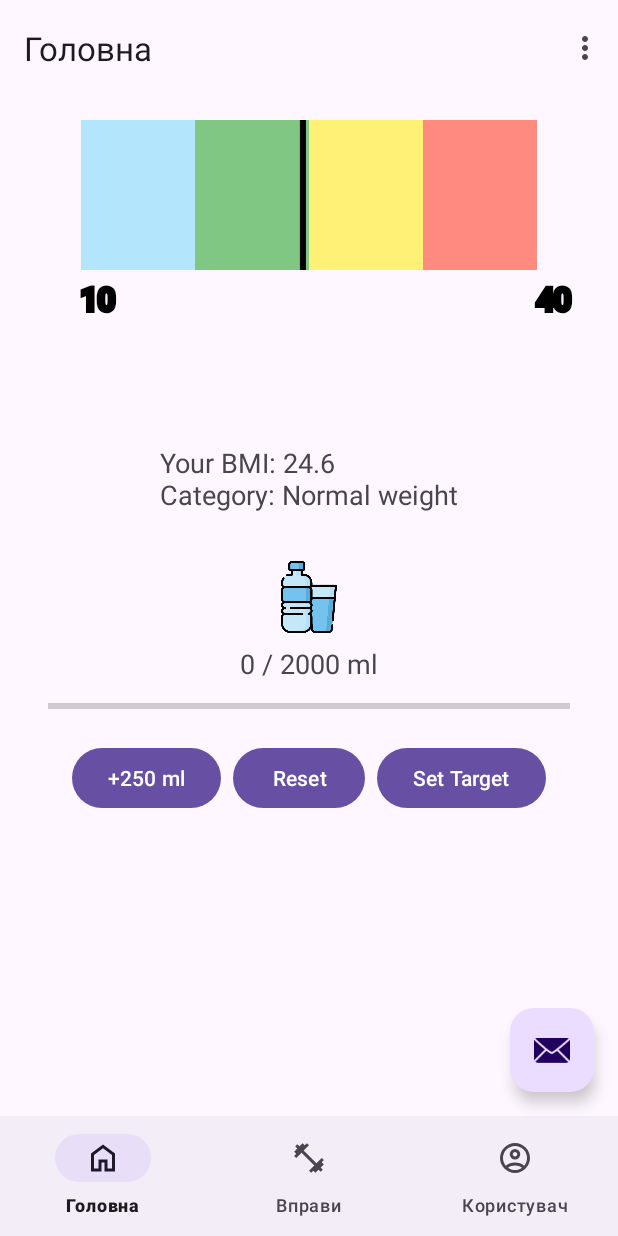
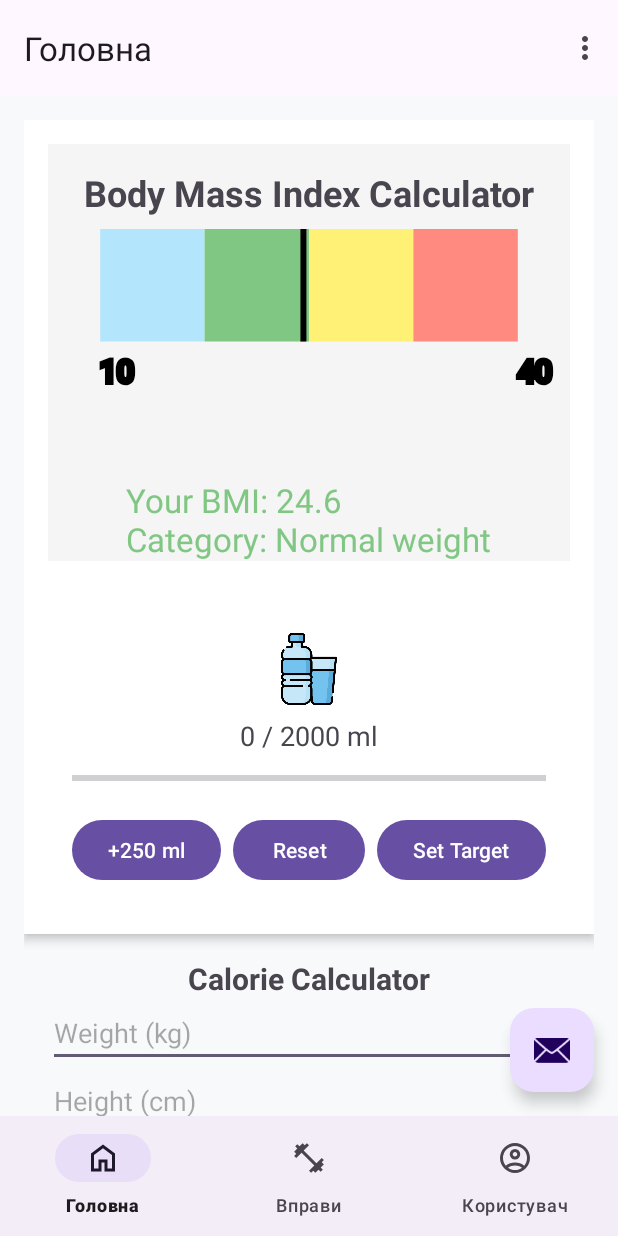
Before and after one commit to kostya-yesypenko/WorkoutApp, an Android app: the screen it shows after launch (MainActivity), on a phone screen of 412 x 824 dp. Run offline under Robolectric (Android 15) with nearby library versions, the phone set to English and light mode, and no system bars; our stand-ins replace navigation-ui.

Commit message:
save progress before pulling

```diff
--- a/app/src/main/java/com/example/kursovavavaaa/ui/fragments/BMICalculatorFragment.kt
+++ b/app/src/main/java/com/example/kursovavavaaa/ui/fragments/BMICalculatorFragment.kt
@@ -4,7 +4,9 @@ import android.os.Bundle
 import android.view.LayoutInflater
 import android.view.View
 import android.view.ViewGroup
+import androidx.core.content.ContextCompat
 import androidx.fragment.app.Fragment
+import com.example.kursovavavaaa.R
 import com.example.kursovavavaaa.databinding.FragmentBmiCalculatorBinding
 
 class BMICalculatorFragment : Fragment() {
@@ -27,12 +29,14 @@ class BMICalculatorFragment : Fragment() {
 
         val bmi = calculateBMI(weight, height)
         val category = getBMICategory(bmi)
+        val color = getCategoryColor(bmi)
 
         // Update BMIScaleView
         binding.bmiScaleView.setBmiValue(bmi)
 
-        // Update result text
+        // Update result text and set its color
         binding.textViewBmiInfo.text = "Your BMI: $bmi\nCategory: $category"
+        binding.textViewBmiInfo.setTextColor(ContextCompat.getColor(requireContext(), color))
     }
 
     private fun calculateBMI(weight: Float, height: Float): Float {
@@ -48,6 +52,15 @@ class BMICalculatorFragment : Fragment() {
         }
     }
 
+    private fun getCategoryColor(bmi: Float): Int {
+        return when {
+            bmi < 18.5 -> R.color.underweightColor // Light blue
+            bmi in 18.5..24.9 -> R.color.normalColor // Light green
+            bmi in 25.0..29.9 -> R.color.overweightColor // Yellow
+            else -> R.color.obesityColor // Red
+        }
+    }
+
     override fun onDestroyView() {
         super.onDestroyView()
         _binding = null
--- /dev/null
+++ b/app/src/main/java/com/example/kursovavavaaa/ui/fragments/CalorieCalculatorFragment.kt
@@ -0,0 +1,71 @@
+package com.example.kursovavavaaa.ui.fragments
+
+import android.os.Bundle
+import android.view.LayoutInflater
+import android.view.View
+import android.view.ViewGroup
+import android.widget.AdapterView
+import android.widget.ArrayAdapter
+import androidx.fragment.app.Fragment
+import com.example.kursovavavaaa.R
+import com.example.kursovavavaaa.databinding.FragmentCalorieCalculatorBinding
+
+class CalorieCalculatorFragment : Fragment() {
+    private var _binding: FragmentCalorieCalculatorBinding? = null
+    private val binding get() = _binding!!
+
+    override fun onCreateView(
+        inflater: LayoutInflater, container: ViewGroup?,
+        savedInstanceState: Bundle?
+    ): View {
+        _binding = FragmentCalorieCalculatorBinding.inflate(inflater, container, false)
+        return binding.root
+    }
+
+    override fun onViewCreated(view: View, savedInstanceState: Bundle?) {
+        super.onViewCreated(view, savedInstanceState)
+
+        binding.buttonCalculateCalories.setOnClickListener {
+            calculateCalories()
+        }
+    }
+
+    private fun calculateCalories() {
+        val weight = binding.editTextWeight.text.toString().toFloatOrNull()
+        val height = binding.editTextHeight.text.toString().toFloatOrNull()
+        val age = binding.editTextAge.text.toString().toIntOrNull()
+
+        if (weight != null && height != null && age != null) {
+            val bmr = 10 * weight + 6.25 * height - 5 * age + 5 // Для чоловіків
+
+            val activityMultiplier = when (binding.radioGroupActivityLevel.checkedRadioButtonId) {
+                R.id.radioButtonSedentary -> 1.2
+                R.id.radioButtonLightlyActive -> 1.375
+                R.id.radioButtonModeratelyActive -> 1.55
+                R.id.radioButtonVeryActive -> 1.725
+                R.id.radioButtonExtraActive -> 1.9
+                else -> 1.2 // Default
+            }
+
+            val maintenanceCalories = bmr * activityMultiplier
+            val weightLossCalories = maintenanceCalories - 500
+            val weightGainCalories = maintenanceCalories + 500
+
+            binding.textViewResults.text = """
+                Maintenance: ${maintenanceCalories.toInt()} kcal/day
+                Weight Loss: ${weightLossCalories.toInt()} kcal/day
+                Weight Gain: ${weightGainCalories.toInt()} kcal/day
+            """.trimIndent()
+
+            binding.textViewResults.visibility = View.VISIBLE
+        } else {
+            binding.textViewResults.text = "Please fill in all fields."
+            binding.textViewResults.visibility = View.VISIBLE
+        }
+    }
+
+    override fun onDestroyView() {
+        super.onDestroyView()
+        _binding = null
+    }
+}
--- a/app/src/main/res/layout/fragment_bmi_calculator.xml
+++ b/app/src/main/res/layout/fragment_bmi_calculator.xml
@@ -3,13 +3,30 @@
     xmlns:android="http://schemas.android.com/apk/res/android"
     xmlns:app="http://schemas.android.com/apk/res-auto"
     android:layout_width="match_parent"
-    android:layout_height="wrap_content">
+    android:layout_height="wrap_content"
+    android:background="@color/lightGray"> <!-- Light grey background -->
 
+    <!-- Title for BMI Calculator -->
+    <TextView
+        android:id="@+id/bmiCalculatorTitle"
+        android:layout_width="wrap_content"
+        android:layout_height="wrap_content"
+        android:text="Body Mass Index Calculator"
+        android:textSize="24sp"
+        android:textStyle="bold"
+        android:layout_marginTop="16dp"
+        android:gravity="center"
+        app:layout_constraintTop_toTopOf="parent"
+        app:layout_constraintStart_toStartOf="parent"
+        app:layout_constraintEnd_toEndOf="parent" />
+
+    <!-- BMI Scale View -->
     <com.example.kursovavavaaa.ui.fragments.BMIScaleView
         android:id="@+id/bmiScaleView"
         android:layout_width="0dp"
-        android:layout_height="200dp"
-        app:layout_constraintTop_toTopOf="parent"
+        android:layout_height="150dp"
+        android:layout_marginTop="8dp"
+        app:layout_constraintTop_toBottomOf="@id/bmiCalculatorTitle"
         app:layout_constraintStart_toStartOf="parent"
         app:layout_constraintEnd_toEndOf="parent" />
 
@@ -19,7 +36,7 @@
         android:layout_height="wrap_content"
         android:layout_marginTop="16dp"
         android:text="Your BMI:\nCategory:"
-        android:textSize="18sp"
+        android:textSize="22sp"
         app:layout_constraintTop_toBottomOf="@id/bmiScaleView"
         app:layout_constraintStart_toStartOf="parent"
         app:layout_constraintEnd_toEndOf="parent" />
--- /dev/null
+++ b/app/src/main/res/layout/fragment_calorie_calculator.xml
@@ -0,0 +1,107 @@
+<?xml version="1.0" encoding="utf-8"?>
+<ScrollView xmlns:android="http://schemas.android.com/apk/res/android"
+    android:layout_width="match_parent"
+    android:layout_height="match_parent"
+    android:padding="16dp">
+
+    <LinearLayout
+        android:layout_width="match_parent"
+        android:layout_height="wrap_content"
+        android:orientation="vertical">
+
+        <TextView
+            android:id="@+id/textViewTitle"
+            android:layout_width="wrap_content"
+            android:layout_height="wrap_content"
+            android:text="Calorie Calculator"
+            android:textSize="20sp"
+            android:textStyle="bold"
+            android:layout_gravity="center_horizontal" />
+
+        <EditText
+            android:id="@+id/editTextWeight"
+            android:layout_width="match_parent"
+            android:layout_height="wrap_content"
+            android:hint="Weight (kg)"
+            android:inputType="numberDecimal" />
+
+        <EditText
+            android:id="@+id/editTextHeight"
+            android:layout_width="match_parent"
+            android:layout_height="wrap_content"
+            android:hint="Height (cm)"
+            android:inputType="numberDecimal" />
+
+        <EditText
+            android:id="@+id/editTextAge"
+            android:layout_width="match_parent"
+            android:layout_height="wrap_content"
+            android:hint="Age"
+            android:inputType="number" />
+
+        <TextView
+            android:id="@+id/textViewActivityLevelLabel"
+            android:layout_width="match_parent"
+            android:layout_height="wrap_content"
+            android:paddingTop="16dp"
+            android:text="Select your lifestyle:"
+            android:textSize="16sp" />
+
+        <LinearLayout
+            android:layout_width="match_parent"
+            android:layout_height="wrap_content"
+            android:orientation="vertical">
+
+            <RadioGroup
+                android:id="@+id/radioGroupActivityLevel"
+                android:layout_width="match_parent"
+                android:layout_height="wrap_content">
+
+                <RadioButton
+                    android:id="@+id/radioButtonSedentary"
+                    android:layout_width="wrap_content"
+                    android:layout_height="wrap_content"
+                    android:text="Sedentary (little or no exercise)" />
+
+                <RadioButton
+                    android:id="@+id/radioButtonLightlyActive"
+                    android:layout_width="wrap_content"
+                    android:layout_height="wrap_content"
+                    android:text="Lightly active (light exercise/sports 1-3 days a week)" />
+
+                <RadioButton
+                    android:id="@+id/radioButtonModeratelyActive"
+                    android:layout_width="wrap_content"
+                    android:layout_height="wrap_content"
+                    android:text="Moderately active (moderate exercise/sports 3-5 days a week)" />
+
+                <RadioButton
+                    android:id="@+id/radioButtonVeryActive"
+                    android:layout_width="wrap_content"
+                    android:layout_height="wrap_content"
+                    android:text="Very active (hard exercise/sports 6-7 days a week)" />
+
+                <RadioButton
+                    android:id="@+id/radioButtonExtraActive"
+                    android:layout_width="wrap_content"
+                    android:layout_height="wrap_content"
+                    android:text="Extra active (very hard exercise or physical job)" />
+            </RadioGroup>
+        </LinearLayout>
+
+        <Button
+            android:id="@+id/buttonCalculateCalories"
+            android:layout_width="match_parent"
+            android:layout_height="wrap_content"
+            android:text="Calculate"
+            android:layout_marginTop="16dp" />
+
+        <TextView
+            android:id="@+id/textViewResults"
+            android:layout_width="match_parent"
+            android:layout_height="wrap_content"
+            android:paddingTop="16dp"
+            android:textSize="16sp"
+            android:visibility="gone" />
+    </LinearLayout>
+</ScrollView>
--- a/app/src/main/res/layout/fragment_home.xml
+++ b/app/src/main/res/layout/fragment_home.xml
@@ -4,7 +4,8 @@
     xmlns:app="http://schemas.android.com/apk/res-auto"
     android:layout_width="match_parent"
     android:layout_height="match_parent"
-    android:padding="16dp">
+    android:padding="16dp"
+    android:background="#F8F9FA">
 
     <androidx.constraintlayout.widget.ConstraintLayout
         android:layout_width="match_parent"
@@ -15,18 +16,37 @@
             android:id="@+id/bmiContainer"
             android:layout_width="0dp"
             android:layout_height="wrap_content"
+            android:background="#FFFFFF"
+            android:elevation="4dp"
+            android:padding="16dp"
             app:layout_constraintTop_toTopOf="parent"
             app:layout_constraintStart_toStartOf="parent"
-            app:layout_constraintEnd_toEndOf="parent" />
+            app:layout_constraintEnd_toEndOf="parent"
+            android:layout_marginBottom="32dp" /> <!-- Increased margin -->
 
-        <!-- Water Tracker Container -->
         <FrameLayout
             android:id="@+id/waterTrackerContainer"
             android:layout_width="0dp"
             android:layout_height="wrap_content"
+            android:background="#FFFFFF"
+            android:elevation="4dp"
+            android:padding="16dp"
             app:layout_constraintTop_toBottomOf="@id/bmiContainer"
             app:layout_constraintStart_toStartOf="parent"
             app:layout_constraintEnd_toEndOf="parent"
-            android:layout_marginTop="16dp" />
+            android:layout_marginBottom="32dp" /> <!-- Increased margin -->
+
+        <!-- Calorie Calculator Fragment -->
+        <fragment
+            android:id="@+id/calorieCalculatorFragment"
+            android:name="com.example.kursovavavaaa.ui.fragments.CalorieCalculatorFragment"
+            android:layout_width="match_parent"
+            android:layout_height="wrap_content"
+            android:background="#FFFFFF"
+            android:elevation="4dp"
+            android:padding="16dp"
+            app:layout_constraintTop_toBottomOf="@id/waterTrackerContainer"
+            app:layout_constraintStart_toStartOf="parent"
+            app:layout_constraintEnd_toEndOf="parent" />
     </androidx.constraintlayout.widget.ConstraintLayout>
 </androidx.core.widget.NestedScrollView>
--- a/app/src/main/res/values/colors.xml
+++ b/app/src/main/res/values/colors.xml
@@ -2,4 +2,10 @@
 <resources>
     <color name="black">#FF000000</color>
     <color name="white">#FFFFFFFF</color>
+    <color name="underweightColor">#B3E5FC</color> <!-- Light blue -->
+    <color name="normalColor">#81C784</color>      <!-- Light green -->
+    <color name="overweightColor">#FFF176</color>   <!-- Yellow -->
+    <color name="obesityColor">#FF8A80</color>      <!-- Red -->
+    <color name="lightGray">#F5F5F5</color> <!-- Light grey -->
+
 </resources>
--- a/app/src/main/res/values/strings.xml
+++ b/app/src/main/res/values/strings.xml
@@ -19,4 +19,12 @@
         22222
     </string>
     <string name="hello_blank_fragment">3</string>
+
+    <string-array name="activity_levels">
+        <item>Sedentary</item>
+        <item>Light activity</item>
+        <item>Moderate activity</item>
+        <item>Very active</item>
+        <item>Extra active</item>
+    </string-array>
 </resources>
```
